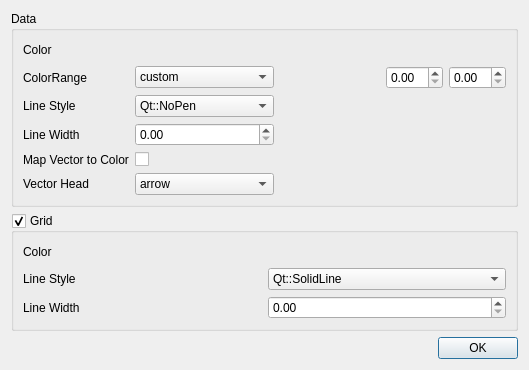
This is ui/statisticsstylecontrol.ui in IENT/YUView as Qt 5 draws it before an edit. The edited form follows.
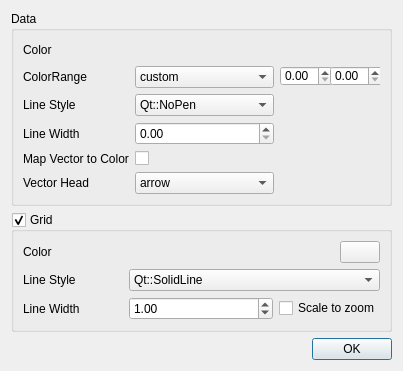
This is the edited form. Custom widgets are drawn as their Qt base class.

Commit message: Editing Grid lines done.

The edit to the form file:
```diff
--- a/ui/statisticsstylecontrol.ui
+++ b/ui/statisticsstylecontrol.ui
@@ -6,8 +6,8 @@
    <rect>
     <x>0</x>
     <y>0</y>
-    <width>492</width>
-    <height>342</height>
+    <width>380</width>
+    <height>349</height>
    </rect>
   </property>
   <property name="sizePolicy">
@@ -177,7 +177,26 @@
               <height>20</height>
              </size>
             </property>
-            <zorder></zorder>
+            <widget class="QDoubleSpinBox" name="doubleSpinBoxRangeMin">
+             <property name="geometry">
+              <rect>
+               <x>0</x>
+               <y>0</y>
+               <width>53</width>
+               <height>20</height>
+              </rect>
+             </property>
+            </widget>
+            <widget class="QDoubleSpinBox" name="doubleSpinBoxRangeMax">
+             <property name="geometry">
+              <rect>
+               <x>50</x>
+               <y>0</y>
+               <width>53</width>
+               <height>20</height>
+              </rect>
+             </property>
+            </widget>
            </widget>
           </item>
           <item row="3" column="0">
@@ -275,14 +294,7 @@
            </widget>
           </item>
           <item row="1" column="3">
-           <layout class="QHBoxLayout" name="horizontalLayout_2">
-            <item>
-             <widget class="QDoubleSpinBox" name="doubleSpinBoxRangeMin"/>
-            </item>
-            <item>
-             <widget class="QDoubleSpinBox" name="doubleSpinBoxRangeMax"/>
-            </item>
-           </layout>
+           <layout class="QHBoxLayout" name="horizontalLayout_2"/>
           </item>
          </layout>
         </item>
@@ -299,36 +311,7 @@
        </property>
        <layout class="QVBoxLayout" name="verticalLayout_4">
         <item>
-         <layout class="QGridLayout" name="gridLayout_2" columnstretch="1,1,0">
-          <item row="1" column="1">
-           <widget class="QComboBox" name="comboBoxGridLineStyle">
-            <item>
-             <property name="text">
-              <string>Qt::SolidLine</string>
-             </property>
-            </item>
-            <item>
-             <property name="text">
-              <string>Qt::DashLine</string>
-             </property>
-            </item>
-            <item>
-             <property name="text">
-              <string>Qt::DotLine</string>
-             </property>
-            </item>
-            <item>
-             <property name="text">
-              <string>Qt::DashDotLine</string>
-             </property>
-            </item>
-            <item>
-             <property name="text">
-              <string>Qt::DashDotDotLine</string>
-             </property>
-            </item>
-           </widget>
-          </item>
+         <layout class="QGridLayout" name="gridLayout_2" columnstretch="0,0">
           <item row="0" column="0">
            <widget class="QLabel" name="labelGridColor">
             <property name="minimumSize">
@@ -362,19 +345,77 @@
             </property>
            </widget>
           </item>
-          <item row="2" column="1">
-           <widget class="QDoubleSpinBox" name="doubleSpinBoxGridLineStyle"/>
-          </item>
-          <item row="0" column="1">
-           <widget class="showColorWidget" name="widgetGridColor" native="true">
-            <property name="minimumSize">
-             <size>
-              <width>100</width>
-              <height>20</height>
-             </size>
-            </property>
+          <item row="1" column="1">
+           <widget class="QComboBox" name="comboBoxGridLineStyle">
+            <item>
+             <property name="text">
+              <string>Qt::SolidLine</string>
+             </property>
+            </item>
+            <item>
+             <property name="text">
+              <string>Qt::DashLine</string>
+             </property>
+            </item>
+            <item>
+             <property name="text">
+              <string>Qt::DotLine</string>
+             </property>
+            </item>
+            <item>
+             <property name="text">
+              <string>Qt::DashDotLine</string>
+             </property>
+            </item>
+            <item>
+             <property name="text">
+              <string>Qt::DashDotDotLine</string>
+             </property>
+            </item>
            </widget>
           </item>
+          <item row="0" column="1">
+           <layout class="QHBoxLayout" name="horizontalLayout_3" stretch="1,0">
+            <item>
+             <widget class="showColorWidget" name="widgetGridColor" native="true">
+              <property name="minimumSize">
+               <size>
+                <width>100</width>
+                <height>20</height>
+               </size>
+              </property>
+             </widget>
+            </item>
+            <item>
+             <widget class="QPushButton" name="pushButtonEditGridColor">
+              <property name="text">
+               <string/>
+              </property>
+             </widget>
+            </item>
+           </layout>
+          </item>
+          <item row="2" column="1">
+           <layout class="QHBoxLayout" name="horizontalLayout" stretch="1,0">
+            <item>
+             <widget class="QDoubleSpinBox" name="doubleSpinBoxGridLineStyle">
+              <property name="minimum">
+               <double>0.010000000000000</double>
+              </property>
+              <property name="value">
+               <double>1.000000000000000</double>
+              </property>
+             </widget>
+            </item>
+            <item>
+             <widget class="QCheckBox" name="checkBoxScaleGridToZoom">
+              <property name="text">
+               <string>Scale to zoom</string>
+              </property>
+             </widget>
+            </item>
+           </layout>
+          </item>
          </layout>
         </item>
        </layout>
```
The commit also changes 4 other files.
